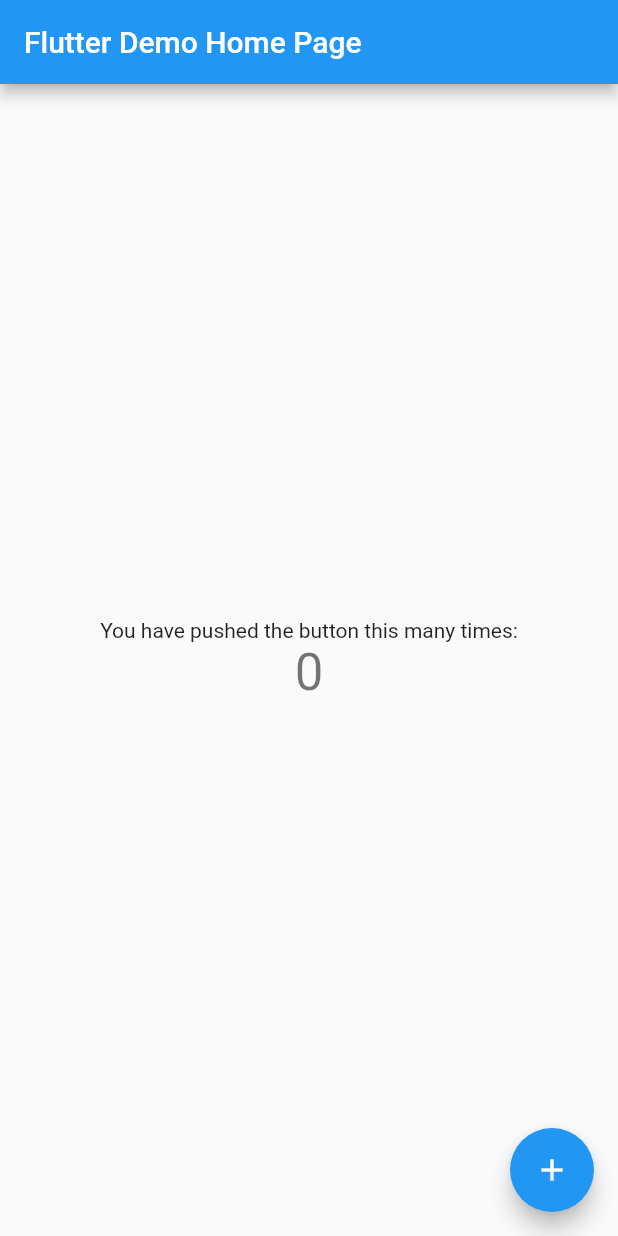
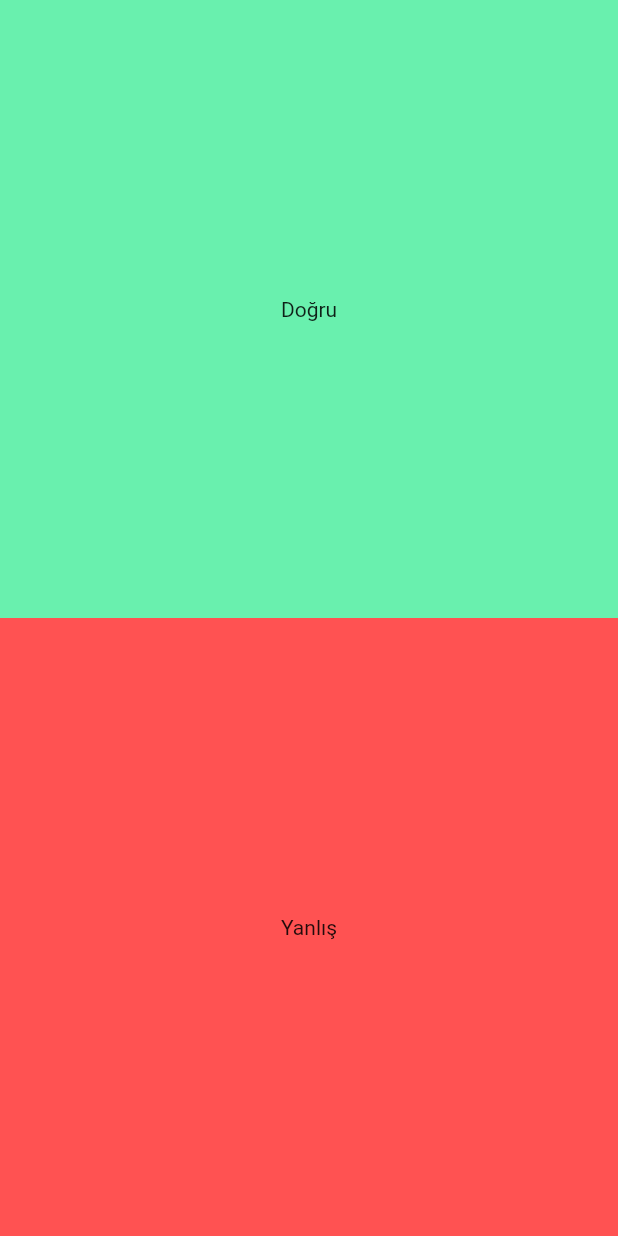
Before and after one commit to mustafagunes/Dart-Flutter_QuizApp, a Flutter app: the screen it shows after launch, on a phone screen of 412 x 824 dp. Run offline on Flutter 3.47's test engine with Material 2 defaults, Android fonts, the phone set to English and light mode, and no system bars.

Commit message:
Created pages & UI Desing

```diff
--- /dev/null
+++ b/lib/UI/answer_button.dart
@@ -0,0 +1,30 @@
+import 'package:flutter/material.dart';
+
+class AnswerButton extends StatelessWidget {
+
+  final bool _answer;
+  final VoidCallback _onTap;
+
+  AnswerButton(this._answer, this._onTap);
+
+  @override
+  Widget build(BuildContext context) {
+    return new Expanded( //true button
+      child: new Material(
+        color: _answer == true ? Colors.greenAccent : Colors.redAccent,
+        child: new InkWell(
+            //onTap: () => print("Doğru Cevap ✅"),
+            onTap: () => _onTap(),
+            child: new Center(
+              child: new Container(
+              child: new Text(_answer == true ? "Doğru" : "Yanlış"),
+            ),
+          ),
+        ),
+      ),
+    );
+  }
+}
+
+
+// 43.29 DA KALDIK !!
--- a/lib/main.dart
+++ b/lib/main.dart
@@ -1,109 +1,10 @@
 import 'package:flutter/material.dart';
 
-void main() => runApp(new MyApp());
+import './pages/landing_page.dart';
+import './pages/quiz_page.dart';
 
-class MyApp extends StatelessWidget {
-  // This widget is the root of your application.
-  @override
-  Widget build(BuildContext context) {
-    return new MaterialApp(
-      title: 'Flutter Demo',
-      theme: new ThemeData(
-        // This is the theme of your application.
-        //
-        // Try running your application with "flutter run". You'll see the
-        // application has a blue toolbar. Then, without quitting the app, try
-        // changing the primarySwatch below to Colors.green and then invoke
-        // "hot reload" (press "r" in the console where you ran "flutter run",
-        // or press Run > Flutter Hot Reload in IntelliJ). Notice that the
-        // counter didn't reset back to zero; the application is not restarted.
-        primarySwatch: Colors.blue,
-      ),
-      home: new MyHomePage(title: 'Flutter Demo Home Page'),
-    );
-  }
+void main () {
+  runApp(new MaterialApp(
+    home: new QuizPage(),
+  ));
 }
-
-class MyHomePage extends StatefulWidget {
-  MyHomePage({Key key, this.title}) : super(key: key);
-
-  // This widget is the home page of your application. It is stateful, meaning
-  // that it has a State object (defined below) that contains fields that affect
-  // how it looks.
-
-  // This class is the configuration for the state. It holds the values (in this
-  // case the title) provided by the parent (in this case the App widget) and
-  // used by the build method of the State. Fields in a Widget subclass are
-  // always marked "final".
-
-  final String title;
-
-  @override
-  _MyHomePageState createState() => new _MyHomePageState();
-}
-
-class _MyHomePageState extends State<MyHomePage> {
-  int _counter = 0;
-
-  void _incrementCounter() {
-    setState(() {
-      // This call to setState tells the Flutter framework that something has
-      // changed in this State, which causes it to rerun the build method below
-      // so that the display can reflect the updated values. If we changed
-      // _counter without calling setState(), then the build method would not be
-      // called again, and so nothing would appear to happen.
-      _counter++;
-    });
-  }
-
-  @override
-  Widget build(BuildContext context) {
-    // This method is rerun every time setState is called, for instance as done
-    // by the _incrementCounter method above.
-    //
-    // The Flutter framework has been optimized to make rerunning build methods
-    // fast, so that you can just rebuild anything that needs updating rather
-    // than having to individually change instances of widgets.
-    return new Scaffold(
-      appBar: new AppBar(
-        // Here we take the value from the MyHomePage object that was created by
-        // the App.build method, and use it to set our appbar title.
-        title: new Text(widget.title),
-      ),
-      body: new Center(
-        // Center is a layout widget. It takes a single child and positions it
-        // in the middle of the parent.
-        child: new Column(
-          // Column is also layout widget. It takes a list of children and
-          // arranges them vertically. By default, it sizes itself to fit its
-          // children horizontally, and tries to be as tall as its parent.
-          //
-          // Invoke "debug paint" (press "p" in the console where you ran
-          // "flutter run", or select "Toggle Debug Paint" from the Flutter tool
-          // window in IntelliJ) to see the wireframe for each widget.
-          //
-          // Column has various properties to control how it sizes itself and
-          // how it positions its children. Here we use mainAxisAlignment to
-          // center the children vertically; the main axis here is the vertical
-          // axis because Columns are vertical (the cross axis would be
-          // horizontal).
-          mainAxisAlignment: MainAxisAlignment.center,
-          children: <Widget>[
-            new Text(
-              'You have pushed the button this many times:',
-            ),
-            new Text(
-              '$_counter',
-              style: Theme.of(context).textTheme.display1,
-            ),
-          ],
-        ),
-      ),
-      floatingActionButton: new FloatingActionButton(
-        onPressed: _incrementCounter,
-        tooltip: 'Increment',
-        child: new Icon(Icons.add),
-      ), // This trailing comma makes auto-formatting nicer for build methods.
-    );
-  }
-}
--- /dev/null
+++ b/lib/pages/quiz_page.dart
@@ -0,0 +1,27 @@
+import 'package:flutter/material.dart';
+
+import '../utils/question.dart';
+import '../utils/quiz.dart';
+
+import '../UI/answer_button.dart';
+
+class QuizPage extends StatefulWidget {
+  @override
+  State createState() => new QuizPageState();
+}
+
+class QuizPageState extends State<QuizPage> {
+  @override
+  Widget build(BuildContext context) {
+    return new Stack(
+      children: <Widget>[
+        new Column(
+          children: <Widget>[
+            new AnswerButton(true, () => print("Doğru Cevap ✅")),
+            new AnswerButton(false, () => print("Yanlış Cevap ❌"))
+          ],
+        )
+      ],
+    );
+  }
+}
```
Also changed, not shown: lib/pages/landing_page.dart (added, +21 -0 lines), lib/utils/question.dart (added, +7 -0 lines), lib/utils/quiz.dart (added, +30 -0 lines).
